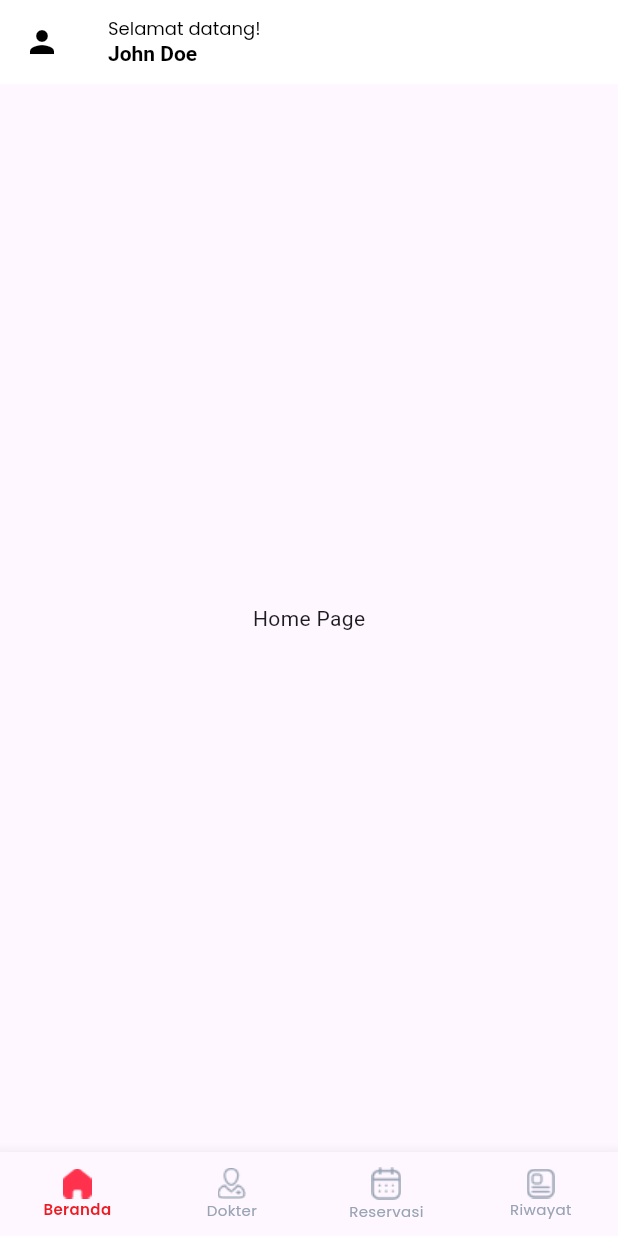
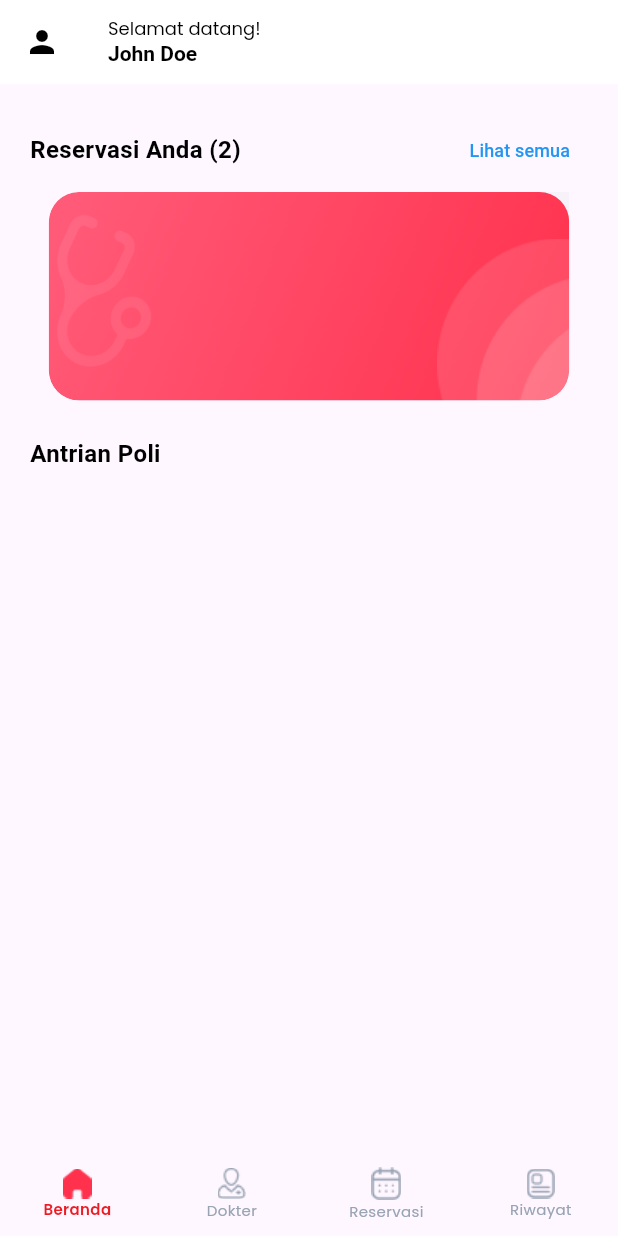
Before and after one commit to Radiit/Telkomedia-mobile, a Flutter app: the screen it shows after launch, on a phone screen of 412 x 824 dp. Run offline on Flutter 3.47's test engine with Material 3 defaults, Android fonts, the phone set to English and light mode, and no system bars; generated files the repository leaves out were written again.

Commit message:
add: reservasi card

```diff
--- a/lib/pages/home_page.dart
+++ b/lib/pages/home_page.dart
@@ -1,8 +1,7 @@
 import 'dart:io';
-
 import 'package:flutter/material.dart';
-
-import 'bottom_navigation_bar.dart';
+import 'package:telkomedika_app/widgets/reservation_widget.dart';
+import '../widgets/bottom_navigation_bar.dart';
 
 class HomePage extends StatefulWidget {
   const HomePage({Key? key}) : super(key: key);
@@ -29,7 +28,9 @@ class _HomePageState extends State<HomePage> {
   @override
   Widget build(BuildContext context) {
     return Scaffold(
-      appBar: AppBar(
+      body: CustomScrollView(
+        slivers: [
+          SliverAppBar(
             leading: const Icon(
               Icons.person,
               color: Colors.black,
@@ -53,10 +54,70 @@ class _HomePageState extends State<HomePage> {
                 ),
               ],
             ),
+            pinned: true,
           ),
-      body: Center(
-
-        child: Text('Home Page'),
+          SliverToBoxAdapter(
+            child: Column(
+              children: [
+                const SizedBox(height: 20),
+                Padding(
+                  padding: const EdgeInsets.symmetric(horizontal: 20),
+                  child: Row(
+                    mainAxisAlignment: MainAxisAlignment.spaceBetween,
+                    children: [
+                      Column(
+                        crossAxisAlignment: CrossAxisAlignment.start,
+                        children: const [
+                          Text(
+                            'Reservasi Anda (2)',
+                            style: TextStyle(
+                              color: Colors.black,
+                              fontSize: 16,
+                              fontWeight: FontWeight.bold,
+                            ),
+                          ),
+                        ],
+                      ),
+                      TextButton(
+                        onPressed: () {},
+                        child: const Text(
+                          'Lihat semua',
+                          style: TextStyle(
+                            color: Colors.blue,
+                            fontSize: 12,
+                          ),
+                        ),
+                      ),
+                    ],
+                  ),
+                ),
+                ReservationCard(), // Use ReservationCard widget here
+                const SizedBox(height: 20),
+                Padding(
+                  padding: const EdgeInsets.symmetric(horizontal: 20),
+                  child: Row(
+                    mainAxisAlignment: MainAxisAlignment.spaceBetween,
+                    children: [
+                      Column(
+                        crossAxisAlignment: CrossAxisAlignment.start,
+                        children: const [
+                          Text(
+                            'Antrian Poli',
+                            style: TextStyle(
+                              color: Colors.black,
+                              fontSize: 16,
+                              fontWeight: FontWeight.bold,
+                            ),
+                          ),
+                        ],
+                      ),
+                    ],
+                  ),
+                ),
+              ],
+            ),
+          ),
+        ],
       ),
       bottomNavigationBar: CustomBottomNavigationBar(
         selectedIndex: _selectedIndex,
--- a/lib/pages/bottom_navigation_bar.dart
+++ b/lib/widgets/bottom_navigation_bar.dart
@@ -1,5 +1,5 @@
 import 'package:flutter/material.dart';
-import 'package:telkomedika_app/custom_icon.dart';
+import 'package:telkomedika_app/widgets/custom_icon.dart';
 
 class CustomBottomNavigationBar extends StatelessWidget {
   final int selectedIndex;
@@ -26,6 +26,7 @@ class CustomBottomNavigationBar extends StatelessWidget {
         fontWeight: FontWeight.w400,
       ),
       type: BottomNavigationBarType.fixed,
+      elevation: 0.0,
       items: [
         BottomNavigationBarItem(
           backgroundColor: Colors.white,
--- /dev/null
+++ b/lib/widgets/reservation_widget.dart
@@ -0,0 +1,60 @@
+import 'package:flutter/material.dart';
+
+class ReservationCard extends StatelessWidget {
+  const ReservationCard({Key? key}) : super(key: key);
+
+  @override
+  Widget build(BuildContext context) {
+    return Positioned(
+      top: 183,
+      left: 22,
+      width: 347,
+      height: 139,
+      child: Card(
+        elevation: 0.0,
+        clipBehavior: Clip.antiAliasWithSaveLayer,
+        shape: RoundedRectangleBorder(
+          borderRadius: BorderRadius.only(
+            topLeft: Radius.circular(20),
+            bottomLeft: Radius.circular(20),
+            topRight: Radius.circular(0),
+            bottomRight: Radius.circular(20),
+          ),
+        ),
+        child: Container(
+          width: 347, // Specify the width
+          height: 139, // Specify the height
+          decoration: BoxDecoration(
+            borderRadius: BorderRadius.circular(20),
+            gradient: LinearGradient(
+              begin: Alignment.topLeft,
+              end: Alignment.bottomRight,
+              colors: [
+                Color(0xFFFF5C7A),
+                Color(0xFFFF314D),
+              ],
+            ),
+          ),
+          child: Stack(
+            children: [
+              Align(
+                alignment: Alignment.bottomRight,
+                child: Image.asset(
+                  'assets/images/pattern-box-kanan.png',
+                  fit: BoxFit.cover,
+                ),
+              ),
+              Align(
+                alignment: Alignment.topLeft,
+                child: Transform.scale(
+                  scale: 1.0,
+                  child: Image.asset('assets/images/pattern-box-kiri.png'),
+                ),
+              ),
+            ],
+          ),
+        ),
+      ),
+    );
+  }
+}
```
Also changed, not shown: assets/images/pattern-box-kanan.png (added), assets/images/pattern-box-kiri.png (added), lib/widgets/custom_icon.dart (renamed from lib/custom_icon.dart). Lines whose indentation alone changed are shown as unchanged.
